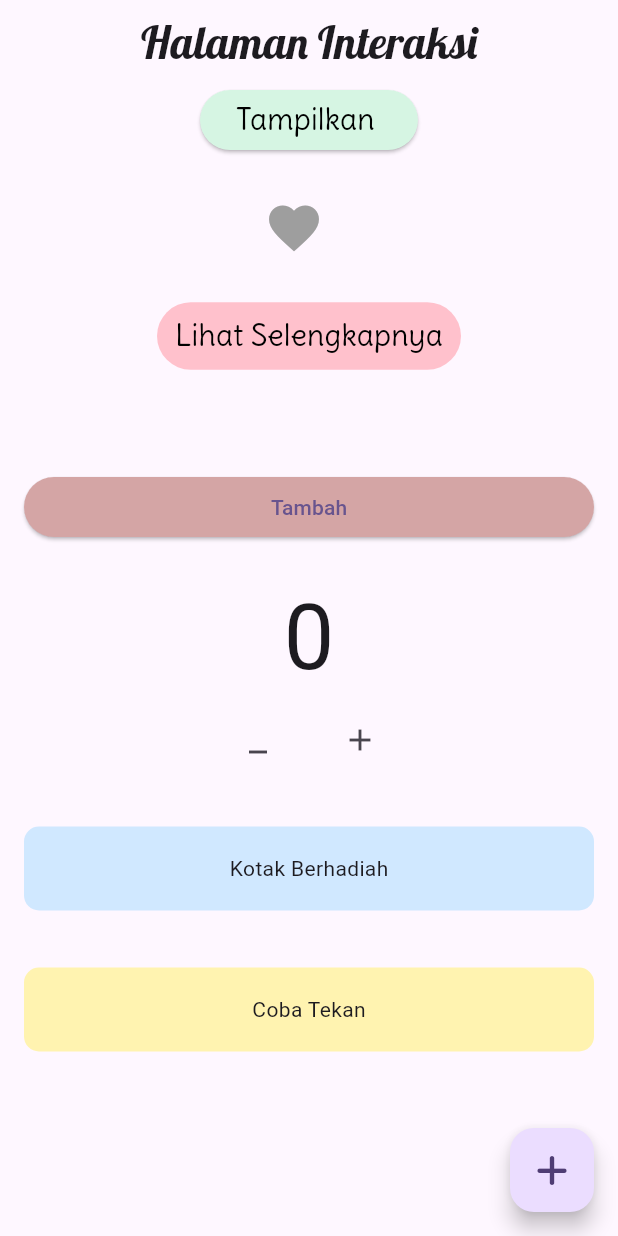
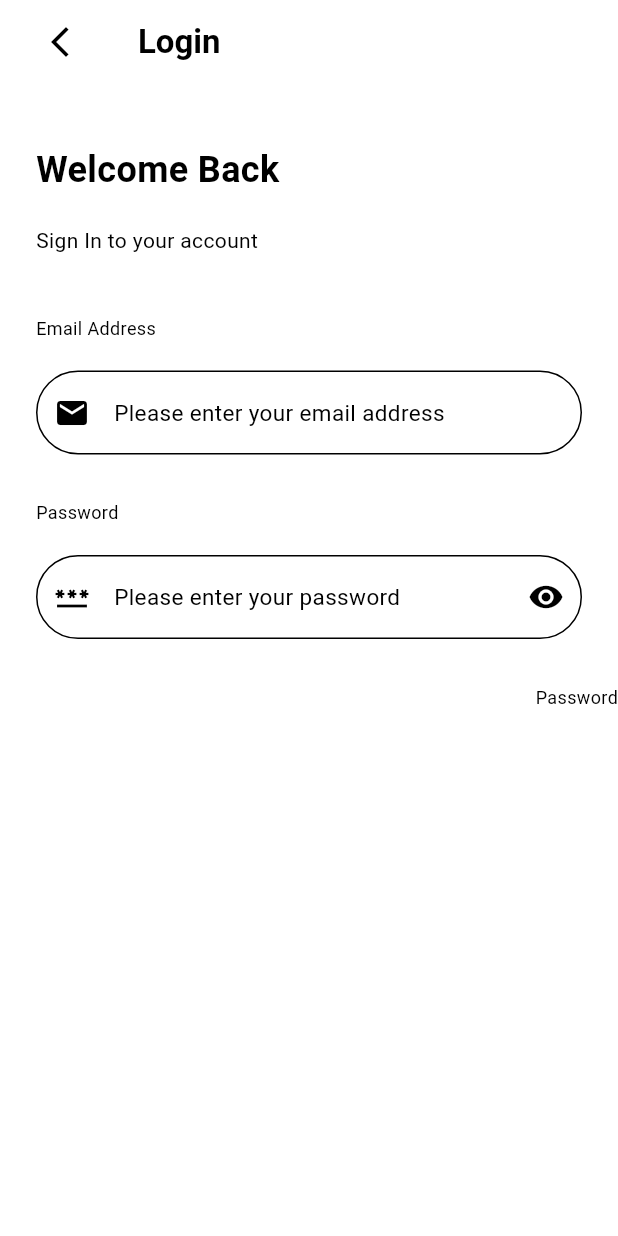
Before and after one commit to naufalrdev/ppkd_b_3, a Flutter app: the screen it shows after launch, on a phone screen of 412 x 824 dp. Run offline on Flutter 3.47's test engine with Material 3 defaults, Android fonts, the phone set to English and light mode, and no system bars; our stand-ins replace font_awesome_flutter, google_fonts; Roboto replaces fonts that are missing (Gilroy); project files that could hold a hidden picture were left out.

Commit message:
Raw Task 5

```diff
--- a/lib/main.dart
+++ b/lib/main.dart
@@ -1,11 +1,5 @@
 import 'package:flutter/material.dart';
-import 'package:ppkd_b_3/start.dart';
-import 'package:ppkd_b_3/tugas_2_flutter/tugas_2.dart';
-import 'package:font_awesome_flutter/font_awesome_flutter.dart';
-import 'package:google_fonts/google_fonts.dart';
-import 'package:ppkd_b_3/tugas_3_flutter/tugas_3.dart';
-import 'package:ppkd_b_3/tugas_4_flutter/tugas_4.dart';
-import 'package:ppkd_b_3/tugas_5_flutter/tugas_5.dart';
+import 'package:ppkd_b_3/tugas_6_flutter/tugas_6.dart';
 
 void main() {
   runApp(const MyApp());
@@ -14,31 +8,77 @@ void main() {
 class MyApp extends StatelessWidget {
   const MyApp({super.key});
 
+  final Color lightBackground = Colors.white;
+  final Color lightText = Colors.black;
+
+  final Color darkBackground = Colors.black;
+  final Color darkText = Colors.white;
+
   // This widget is the root of your application.
   @override
   Widget build(BuildContext context) {
     return MaterialApp(
+      theme: ThemeData(
+        scaffoldBackgroundColor: lightBackground,
+        colorScheme: ColorScheme(
+          brightness: Brightness.light,
+          primary: Colors.brown.shade50,
+          onPrimary: lightText,
+          secondary: Colors.brown.shade50,
+          onSecondary: lightText,
+          error: Colors.red,
+          onError: Colors.white,
+          surface: Colors.brown.shade50,
+          onSurface: lightText,
+        ),
+        textTheme: TextTheme(
+          bodyLarge: TextStyle(color: lightText),
+          bodyMedium: TextStyle(color: lightText),
+          bodySmall: TextStyle(color: lightText),
+          titleLarge: TextStyle(color: lightText),
+          titleMedium: TextStyle(color: lightText),
+          titleSmall: TextStyle(color: lightText),
+        ),
+        appBarTheme: AppBarTheme(
+          backgroundColor: lightBackground,
+          foregroundColor: lightText,
+          elevation: 0,
+        ),
+        useMaterial3: true,
+      ),
+
+      darkTheme: ThemeData(
+        scaffoldBackgroundColor: darkBackground,
+        colorScheme: ColorScheme(
+          brightness: Brightness.dark,
+          primary: Colors.brown.shade200,
+          onPrimary: darkText,
+          secondary: Colors.brown.shade200,
+          onSecondary: darkText,
+          error: Colors.red.shade300,
+          onError: Colors.black,
+          surface: Colors.brown.shade200,
+          onSurface: darkText,
+        ),
+        textTheme: TextTheme(
+          bodyLarge: TextStyle(color: darkText),
+          bodyMedium: TextStyle(color: darkText),
+          bodySmall: TextStyle(color: darkText),
+          titleLarge: TextStyle(color: darkText),
+          titleMedium: TextStyle(color: darkText),
+          titleSmall: TextStyle(color: darkText),
+        ),
+        appBarTheme: AppBarTheme(
+          backgroundColor: darkBackground,
+          foregroundColor: darkText,
+          elevation: 0,
+        ),
+        useMaterial3: true,
+      ),
       debugShowCheckedModeBanner: false,
       title: 'Flutter Demo',
-      theme: ThemeData(
-        // This is the theme of your application.
-        //
-        // TRY THIS: Try running your application with "flutter run". You'll see
-        // the application has a purple toolbar. Then, without quitting the app,
-        // try changing the seedColor in the colorScheme below to Colors.green
-        // and then invoke "hot reload" (save your changes or press the "hot
-        // reload" button in a Flutter-supported IDE, or press "r" if you used
-        // the command line to start the app).
-        //
-        // Notice that the counter didn't reset back to zero; the application
-        // state is not lost during the reload. To reset the state, use hot
-        // restart instead.
-        //
-        // This works for code too, not just values: Most code changes can be
-        // tested with just a hot reload.
-        colorScheme: ColorScheme.fromSeed(seedColor: Colors.deepPurple),
-      ),
-      home: MyWidget(),
+      //
+      home: Tugas6Flutter(),
     );
   }
 }
--- /dev/null
+++ b/lib/tugas_6_flutter/tugas_6.dart
@@ -0,0 +1,207 @@
+import 'package:flutter/material.dart';
+
+class Tugas6Flutter extends StatefulWidget {
+  const Tugas6Flutter({super.key});
+
+  @override
+  State<Tugas6Flutter> createState() => _Tugas6Flutter();
+}
+
+class _Tugas6Flutter extends State<Tugas6Flutter> {
+  final _formKey = GlobalKey<FormState>();
+  bool _obscurePassword = true;
+  @override
+  Widget build(BuildContext context) {
+    return Scaffold(
+      appBar: AppBar(
+        title: Row(
+          children: [
+            IconButton(onPressed: () {}, icon: Icon(Icons.arrow_back_ios_new)),
+            SizedBox(width: 28),
+            Text(
+              "Login",
+              style: TextStyle(
+                fontFamily: "Roboto",
+                fontWeight: FontWeight.w700,
+              ),
+            ),
+          ],
+        ),
+      ),
+
+      body: Form(
+        key: _formKey,
+        child: Column(
+          children: [
+            Padding(
+              padding: EdgeInsetsGeometry.directional(start: 24, top: 40),
+              child: Row(
+                children: [
+                  Text(
+                    "Welcome Back",
+                    style: TextStyle(
+                      fontSize: 24,
+                      fontFamily: "Gilroy",
+                      fontWeight: FontWeight.w700,
+                    ),
+                  ),
+                ],
+              ),
+            ),
+
+            Padding(
+              padding: EdgeInsetsGeometry.directional(start: 24, top: 20),
+              child: Row(
+                children: [
+                  Text(
+                    "Sign In to your account",
+                    style: TextStyle(
+                      fontFamily: "Gilroy",
+                      fontSize: 14,
+                      fontWeight: FontWeight.w400,
+                    ),
+                  ),
+                ],
+              ),
+            ),
+
+            Padding(
+              padding: EdgeInsetsGeometry.directional(start: 24, top: 40),
+              child: Row(
+                children: [
+                  Text(
+                    "Email Address",
+                    style: TextStyle(
+                      fontFamily: "Gilroy",
+                      fontSize: 12,
+                      fontWeight: FontWeight.w400,
+                    ),
+                  ),
+                ],
+              ),
+            ),
+
+            Padding(
+              padding: EdgeInsetsGeometry.directional(
+                start: 24,
+                top: 20,
+                end: 24,
+              ),
+              child: SingleChildScrollView(
+                child: Column(
+                  spacing: 12,
+                  children: [
+                    TextFormField(
+                      decoration: InputDecoration(
+                        border: OutlineInputBorder(
+                          borderRadius: BorderRadius.circular(40),
+                        ),
+                        hint: Text(
+                          "Please enter your email address ",
+                          style: TextStyle(
+                            fontFamily: "Gilroy",
+                            fontSize: 15,
+                            fontWeight: FontWeight.w400,
+                          ),
+                        ),
+                        prefixIcon: Icon(Icons.email),
+                      ),
+                      validator: (value) {
+                        if (value == null || value.isEmpty) {
+                          return "Email cannot be empty";
+                        }
+                        if (!value.contains("@")) {
+                          return "  The email is not valid";
+                        }
+                        return null;
+                      },
+                    ),
+                  ],
+                ),
+              ),
+            ),
+
+            Padding(
+              padding: EdgeInsetsGeometry.directional(start: 24, top: 30),
+              child: Row(
+                children: [
+                  Text(
+                    "Password",
+                    style: TextStyle(
+                      fontFamily: "Gilroy",
+                      fontSize: 12,
+                      fontWeight: FontWeight.w400,
+                    ),
+                  ),
+                ],
+              ),
+            ),
+
+            Padding(
+              padding: EdgeInsetsGeometry.directional(
+                start: 24,
+                top: 20,
+                end: 24,
+              ),
+              child: SingleChildScrollView(
+                child: Column(
+                  spacing: 12,
+                  children: [
+                    TextFormField(
+                      obscureText: _obscurePassword,
+                      decoration: InputDecoration(
+                        border: OutlineInputBorder(
+                          borderRadius: BorderRadius.circular(40),
+                        ),
+                        suffixIcon: IconButton(
+                          onPressed: () {
+                            setState(() {
+                              _obscurePassword = !_obscurePassword;
+                            });
+                          },
+                          icon: Icon(
+                            _obscurePassword
+                                ? Icons.visibility
+                                : Icons.visibility_off,
+                          ),
+                        ),
+                        hint: Text(
+                          "Please enter your password ",
+                          style: TextStyle(
+                            fontFamily: "Gilroy",
+                            fontSize: 15,
+                            fontWeight: FontWeight.w400,
+                          ),
+                        ),
+                        prefixIcon: Icon(Icons.password),
+                      ),
+                    ),
+                  ],
+                ),
+              ),
+            ),
+
+            Padding(
+              padding: EdgeInsetsGeometry.directional(start: 24, top: 30),
+              child: Row(
+                mainAxisAlignment: MainAxisAlignment.end,
+                children: [
+                  Center(
+                    child: Text(
+                      "Password",
+                      style: TextStyle(
+                        fontFamily: "Gilroy",
+                        fontSize: 12,
+                        fontWeight: FontWeight.w400,
+                      ),
+                    ),
+                  ),
+                ],
+              ),
+            ),
+          ],
+        ),
+      ),
+    );
+  }
+}
```
Also changed, not shown: pubspec.yaml (+7 -0 lines), assets/fonts/Roboto/Roboto-Italic-VariableFont_wdth,wght.ttf (added), assets/fonts/Roboto/Roboto-VariableFont_wdth,wght.ttf (added).
